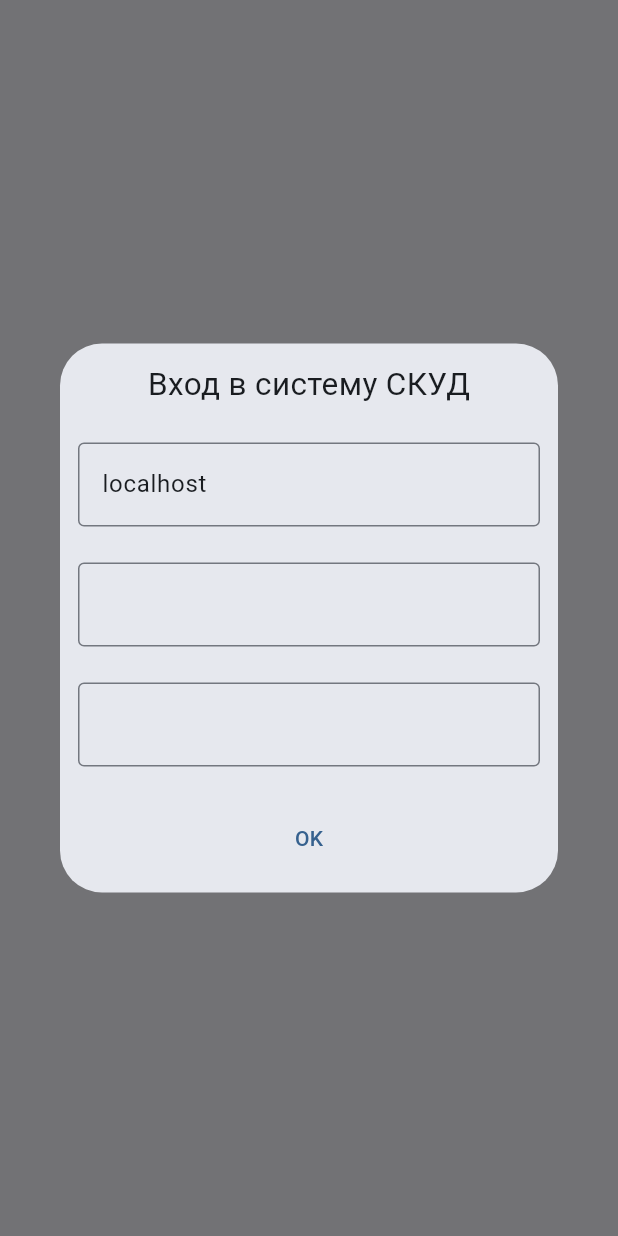
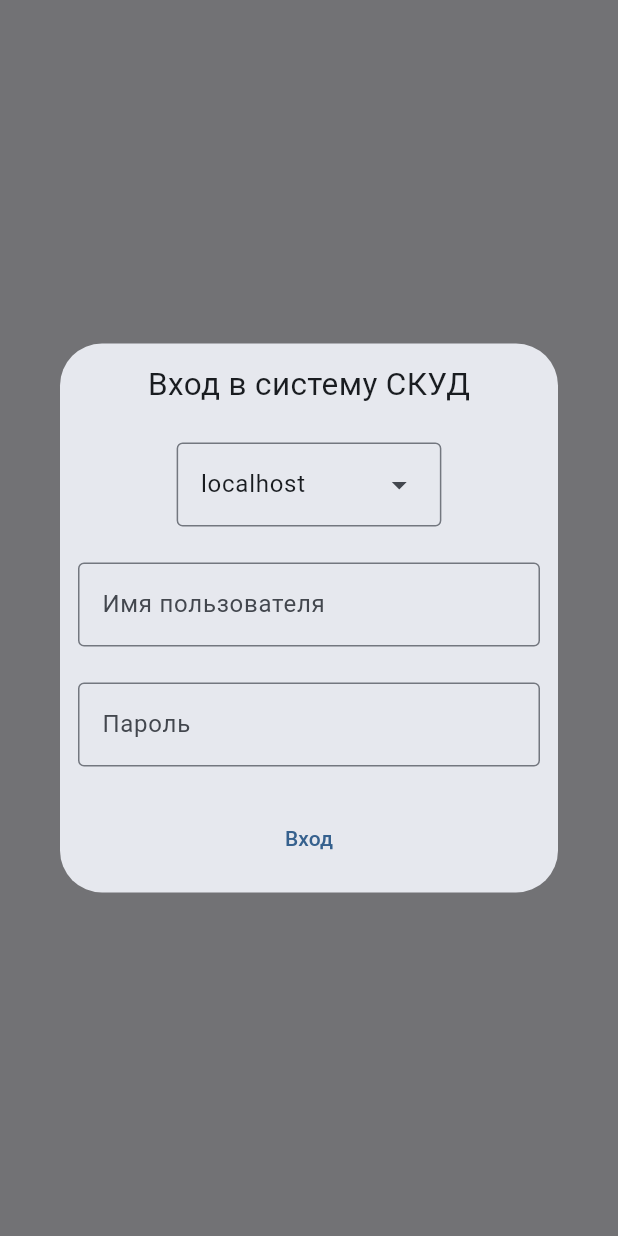
Before and after one commit to Voodstr/idmatic3, a Flutter app: the screen it shows after launch, after a tap on "ВХОД", on a phone screen of 412 x 824 dp. Run offline on Flutter 3.47's test engine with Material 2 defaults, Android fonts, the phone set to English and light mode, and no system bars; missing offline and left inert: postgres.

Commit message:
added login-dialog.dart added status-title.dart UI: no more tabs - only drawer options

```diff
--- a/lib/main.dart
+++ b/lib/main.dart
@@ -1,4 +1,5 @@
 import 'dart:convert';
+import 'dart:io';
 
 import 'package:flutter/material.dart';
 import 'package:postgres/postgres.dart';
@@ -37,21 +38,21 @@ class IDMatic extends StatelessWidget {
         colorScheme: ColorScheme.fromSeed(seedColor: Colors.blue),
         useMaterial3: true,
       ),
-      home: const MainPage(title: 'IDMatic 3'),
+      home: const IDMaticMainPage(title: 'IDMatic 3'),
     );
   }
 }
 
-class MainPage extends StatefulWidget {
-  const MainPage({super.key, required this.title});
+class IDMaticMainPage extends StatefulWidget {
+  const IDMaticMainPage({super.key, required this.title});
 
   final String title;
 
   @override
-  State<MainPage> createState() => _MainPageState();
+  State<IDMaticMainPage> createState() => _IDMaticMainPageState();
 }
 
-class _MainPageState extends State<MainPage> {
+class _IDMaticMainPageState extends State<IDMaticMainPage> {
   String defaultIP = "localhost";
   late PostgreSQLConnection _connection = PostgreSQLConnection(
       defaultIP, 5432, "mscd",
@@ -59,37 +60,46 @@ class _MainPageState extends State<MainPage> {
 
   int _selectedDrawerIndex = 0;
   String _dbState = "Нет соединения";
+  String currentUser = "";
 
   List<AdminPrivilege> adminList = [
-    AdminPrivilege("Администратор привилегий операторов", false),
-    AdminPrivilege("Редактирование персональных данных", false),
+    AdminPrivilege("Панель Администратора", false),
+    AdminPrivilege("Персональная карточка", false),
     AdminPrivilege("Изменение ключей контроля доступа", false),
     AdminPrivilege("Изменение графиков работы", false),
-    AdminPrivilege("Изменение считывателей системы", false),
-    AdminPrivilege("Настройка календаря праздников", false),
-    AdminPrivilege("Просмотр журнала событий", false),
-    AdminPrivilege("Создание уровней доступа", false),
-    AdminPrivilege("Список внешних клиентов", false),
+    AdminPrivilege("Оборудование", false),
+    AdminPrivilege("Календарь праздников", false),
+    AdminPrivilege("Журнал событий", false),
+    AdminPrivilege("Уровни доступа", false),
+    AdminPrivilege("Внешние Клиенты", false),
     AdminPrivilege("Учёт рабочего времени", false)
   ];
-
-
-
   @override
   Widget build(BuildContext context) {
-    List<NamedTab> tabs = [
-      NamedTab("Журнал событий", Journal(connection: getConnection()), false),
-      NamedTab("Персональная карточка", Person(connection: getConnection()), false),
-      NamedTab("Уровни доступа", AccessLevel(connection: getConnection()), false),
-      NamedTab("Оборудование", Equipment(connection: getConnection()), false),
-      NamedTab("Календарь праздников", Holidays(connection: getConnection()), false),
-      NamedTab("Учёт рабочего времени", Accounting(connection: getConnection()), false),
-      NamedTab("Внешние Клиенты", Clients(connection: getConnection()), false),
-      NamedTab("Панель Администратора", Privileges(connection: getConnection()), false)
+    List<AvailableWidget> mainWidgets = [
+      AvailableWidget(
+          "Журнал событий", Journal(connection: _connection), false),
+      AvailableWidget(
+          "Персональная карточка", Person(connection: _connection), false),
+      AvailableWidget(
+          "Уровни доступа", AccessLevel(connection: _connection), false),
+      AvailableWidget(
+          "Оборудование", Equipment(connection: _connection), false),
+      AvailableWidget(
+          "Календарь праздников", Holidays(connection: _connection), false),
+      AvailableWidget(
+          "Учёт рабочего времени", Accounting(connection: _connection), false),
+      AvailableWidget(
+          "Внешние Клиенты", Clients(connection: _connection), false),
+      AvailableWidget(
+          "Панель Администратора", Privileges(connection: _connection), false)
     ];
-    for (var tab in tabs) {
-      if (adminList.any((elementOne) => elementOne.accessType == tab.tabName)) {
-        tab.available = adminList.firstWhere((elementTwo) => elementTwo.accessType == tab.tabName).available;
+    for (var tab in mainWidgets) {
+      if (adminList
+          .any((elementOne) => elementOne.accessType == tab.widgetName)) {
+        tab.available = adminList
+            .firstWhere((elementTwo) => elementTwo.accessType == tab.widgetName)
+            .available;
       }
     }
     if (_dbState == "Нет соединения") {
@@ -108,10 +118,7 @@ class _MainPageState extends State<MainPage> {
         ),
       );
     } else {
-      return DefaultTabController(
-        initialIndex: 0,
-        length: tabs.where((element) => element.available).toList().length,
-        child: Scaffold(
+      return Scaffold(
           appBar: AppBar(
             leading: Builder(
               builder: (BuildContext context) {
@@ -125,19 +132,11 @@ class _MainPageState extends State<MainPage> {
                 );
               },
             ),
-            title: Row(
-              children: [
-                Text(widget.title),
-                const Spacer(),
-                Text("Состояние: $_dbState")
-              ],
+            title: StatusTittle(dbState: _dbState, currentUser: currentUser),
+            centerTitle: true,
           ),
-            centerTitle: true,
-            bottom: TabBar(
-                tabs: tabs
-                    .where((element) => element.available)
-                    .map((e) => e.tabTitleWidget())
-                    .toList()),
+          body: Center(
+            child: mainWidgets[_selectedDrawerIndex].widget,
           ),
           drawer: Drawer(
             // Add a ListView to the drawer. This ensures the user can scroll
@@ -148,16 +147,26 @@ class _MainPageState extends State<MainPage> {
                 padding: EdgeInsets.zero,
                 children: [
                   const DrawerHeader(
-                  decoration: BoxDecoration(
-                  ),
+                    decoration: BoxDecoration(),
                     child: Text('IDMatic 3.0'),
-                ),
+                  ) as Widget
+                ]
+                    .followedBy(mainWidgets
+                        .where((element) => element.available)
+                        .map((e) => (ListTile(
+                              title: Text(e.widgetName),
+                              selected: _selectedDrawerIndex ==
+                                  mainWidgets.indexOf(e),
+                              onTap: () {
+                                Navigator.pop(context);
+                                _onItemTapped(mainWidgets.indexOf(e));
+                              },
+                            ))))
+                    .followedBy([
                   ListTile(
                     title: const Text('Сменить пользователя'),
-                  selected: _selectedDrawerIndex == 0,
                     onTap: () {
                       Navigator.pop(context);
-                    _onItemTapped(0);
                       loginDialog(
                           context,
                           (serv, login, pwd, ctx) =>
@@ -166,25 +175,15 @@ class _MainPageState extends State<MainPage> {
                   ),
                   ListTile(
                     title: const Text('Выход'),
-                  selected: _selectedDrawerIndex == 1,
                     onTap: () {
                       // Update the state of the app
-                    _onItemTapped(1);
                       // Then close the drawer
                       Navigator.pop(context);
+                      exit(0);
                     },
                   )
-              ],
-            ),
-          ),
-          body: TabBarView(
-            children: tabs
-                .where((element) => element.available)
-                .map((e) => e.tabWidget)
-                .toList(),
-          ),
-        ),
-      );
+                ]).toList()),
+          ));
     }
   }
 
@@ -193,81 +192,14 @@ class _MainPageState extends State<MainPage> {
       void Function(
               String server, String login, String pwd, BuildContext context)
           onComplete) {
-    TextEditingController serverTextController = TextEditingController();
-    TextEditingController loginTextController = TextEditingController();
-    TextEditingController pwdTextController = TextEditingController();
-    serverTextController.text = "localhost"; //TODO добавить список ip адресов
     showDialog(
         context: context,
         barrierDismissible: false,
         builder: (BuildContext context) {
-          return Dialog(
-            child: Column(mainAxisSize: MainAxisSize.min, children: [
-              const Padding(
-                  padding: EdgeInsets.all(12.0),
-                  child: Text(
-                    "Вход в систему СКУД",
-                    textScaleFactor: 1.5,
-                  )),
-              Padding(
-                padding: const EdgeInsets.all(12.0),
-                child: TextField(
-                    controller: serverTextController,
-                    decoration:
-                        const InputDecoration(border: OutlineInputBorder()),
-                    onEditingComplete: () => {
-                          onComplete(
-                              serverTextController.text,
-                              loginTextController.text,
-                              pwdTextController.text,
-                              context)
-                        }),
-              ),
-              Padding(
-                padding: const EdgeInsets.all(12.0),
-                child: TextField(
-                    controller: loginTextController,
-                    decoration:
-                        const InputDecoration(border: OutlineInputBorder()),
-                    onEditingComplete: () => {
-                          onComplete(
-                              serverTextController.text,
-                              loginTextController.text,
-                              pwdTextController.text,
-                              context)
-                        }),
-              ),
-              Padding(
-                padding: const EdgeInsets.all(12.0),
-                child: TextField(
-                    controller: pwdTextController,
-                    decoration:
-                        const InputDecoration(border: OutlineInputBorder()),
-                    onEditingComplete: () => {
-                          onComplete(
-                              serverTextController.text,
-                              loginTextController.text,
-                              pwdTextController.text,
-                              context)
-                        }),
-              ),
-              Padding(
-                padding: const EdgeInsets.all(12.0),
-                child: Row(mainAxisSize: MainAxisSize.max, children: [
-                  Expanded(
-                      child: TextButton(
-                          onPressed: () => {
-                                onComplete(
-                                    serverTextController.text,
-                                    loginTextController.text,
-                                    pwdTextController.text,
-                                    context)
-                              },
-                          child: const Text("OK"))),
-                ]),
-              ),
-            ]),
-          );
+          return LoginDialog(
+            onComplete: onComplete,
+            listOfServers: const ["localhost", "130.1.2.102"],
+          ); //TODO получение списка серверов
         });
   }
 
@@ -283,13 +215,10 @@ class _MainPageState extends State<MainPage> {
     });
   }
 
-  PostgreSQLConnection getConnection(){
-    return _connection;
-  }
-
-  void _onPrivilegesChange(String priv) {
+  void _onSuccessfulLogin(String priv, String login) {
     setState(() {
       adminList = getAdminList(int.parse(priv.substring(1, priv.length - 1)));
+      currentUser = login;
     });
   }
 
@@ -316,7 +245,7 @@ class _MainPageState extends State<MainPage> {
           ScaffoldMessenger.of(context)
               .showSnackBar(const SnackBar(content: Text("Подключено")));
           Navigator.pop(context);
-          _onPrivilegesChange(qPrivileges.first.toString());
+          _onSuccessfulLogin(qPrivileges.first.toString(), login);
         } else {
           ScaffoldMessenger.of(context).clearSnackBars();
           ScaffoldMessenger.of(context)
@@ -379,16 +308,16 @@ class _MainPageState extends State<MainPage> {
   String md5Hash(String str) => md5.convert(utf8.encode(str)).toString();
 }
 
-class NamedTab {
-  NamedTab(this.tabName, this.tabWidget, this.available);
+class AvailableWidget {
+  AvailableWidget(this.widgetName, this.widget, this.available);
 
-  String tabName;
-  Widget tabWidget;
+  String widgetName;
+  PGStatefulWidget widget;
 
   bool available = false;
 
   Widget tabTitleWidget() {
-    return Tab(text: tabName);
+    return Tab(text: widgetName);
   }
 }
 
--- /dev/null
+++ b/lib/widgets/login-dialog.dart
@@ -0,0 +1,103 @@
+import 'package:flutter/material.dart';
+
+class LoginDialog extends StatelessWidget {
+  final List<String> listOfServers;
+
+  LoginDialog(
+      {super.key,
+      required this.onComplete,
+
+      this.listOfServers = const ["localhost"]});
+
+  //TODO поменять диалог на полноэкранный если размер экрана телефон/планшет
+  //TODO можно сделать виджет в виде <Form>
+  final TextEditingController serverTextController = TextEditingController();
+  final TextEditingController pwdTextController = TextEditingController();
+  final TextEditingController loginTextController = TextEditingController();
+
+  final void Function(
+      String server, String login, String pwd, BuildContext context) onComplete;
+
+  @override
+  Widget build(BuildContext context) {
+    return Dialog(
+      child: Column(mainAxisSize: MainAxisSize.min, children: [
+        const Padding(
+            padding: EdgeInsets.all(12.0),
+            child: Text(
+              "Вход в систему СКУД",
+              textScaleFactor: 1.5,
+            )),
+        Padding(
+            padding: const EdgeInsets.all(12.0),
+            child: DropdownMenu<String>(
+              controller: serverTextController,
+              hintText: "Адрес сервера СКУД",
+              initialSelection: listOfServers.first,
+              dropdownMenuEntries:
+                  listOfServers.map<DropdownMenuEntry<String>>((String value) {
+                return DropdownMenuEntry<String>(value: value, label: value);
+              }).toList(),
+            )),
+        Padding(
+          padding: const EdgeInsets.all(12.0),
+          child: TextField(
+              controller: loginTextController,
+              decoration: const InputDecoration(
+                  border: OutlineInputBorder(), hintText: "Имя пользователя"),
+              onEditingComplete: () => {
+                    onComplete(
+                        serverTextController.text,
+                        loginTextController.text,
+                        pwdTextController.text,
+                        context)
+                  }),
+        ),
+        Padding(
+          padding: const EdgeInsets.all(12.0),
+          child: TextField(
+              obscureText: true,
+              controller: pwdTextController,
+              decoration: const InputDecoration(
+                  border: OutlineInputBorder(), hintText: "Пароль"),
+              onEditingComplete: () => {
+                    onComplete(
+                        serverTextController.text,
+                        loginTextController.text,
+                        pwdTextController.text,
+                        context)
+                  }),
+        ),
+        Padding(
+          padding: const EdgeInsets.all(12.0),
+          child: Row(mainAxisSize: MainAxisSize.max, children: [
+            Expanded(
+                child: TextButton(
+                    onPressed: () => {
+                          onComplete(
+                              serverTextController.text,
+                              loginTextController.text,
+                              pwdTextController.text,
+                              context)
+                        },
+                    child: const Text("Вход"))),
+          ]),
+        ),
+      ]),
+    );
+  }
+}
+
+/*
+TextField(
+              controller: serverTextController,
+              decoration: const InputDecoration(
+                  border: OutlineInputBorder(), hintText: "Адрес сервера СКУД"),
+              onEditingComplete: () => {
+                    onComplete(
+                        serverTextController.text,
+                        loginTextController.text,
+                        pwdTextController.text,
+                        context)
+                  }),
+ */
--- a/lib/widgets/widgets.dart
+++ b/lib/widgets/widgets.dart
@@ -1,3 +1,6 @@
+import 'package:flutter/cupertino.dart';
+import 'package:postgres/postgres.dart';
+
 export 'privileges.dart';
 export 'person.dart';
 export 'holidays.dart';
@@ -6,3 +9,11 @@ export 'accounting.dart';
 export 'accesslevel.dart';
 export 'journal.dart';
 export 'clients.dart';
+export 'login-dialog.dart';
+export 'status-title.dart';
+
+abstract class PGStatefulWidget extends StatefulWidget{
+   const PGStatefulWidget({super.key,required this.connection});
+   final PostgreSQLConnection? connection;
+
+}
```
Also changed, not shown: lib/widgets/accesslevel.dart (+3 -4 lines), lib/widgets/accounting.dart (+3 -4 lines), lib/widgets/clients.dart (+3 -5 lines), lib/widgets/equipment.dart (+3 -5 lines), lib/widgets/holidays.dart (+3 -5 lines), lib/widgets/journal.dart (+6 -6 lines), lib/widgets/person.dart (+3 -5 lines), lib/widgets/privileges.dart (+3 -4 lines), lib/widgets/status-title.dart (added, +42 -0 lines). Lines whose indentation alone changed are shown as unchanged.
